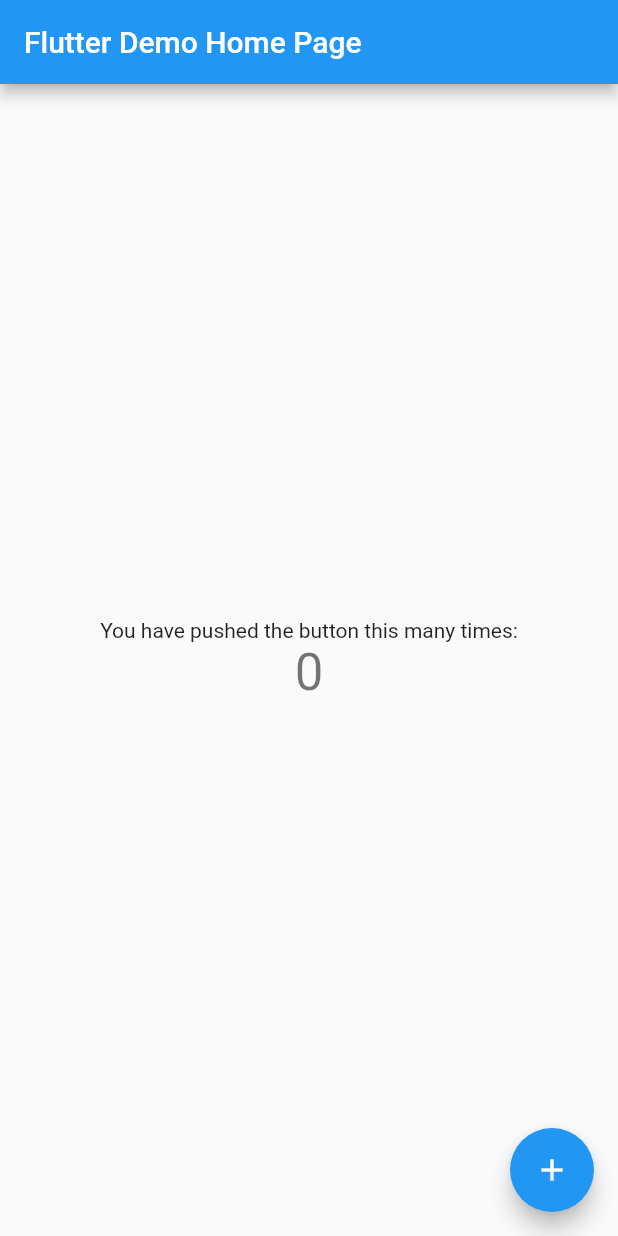
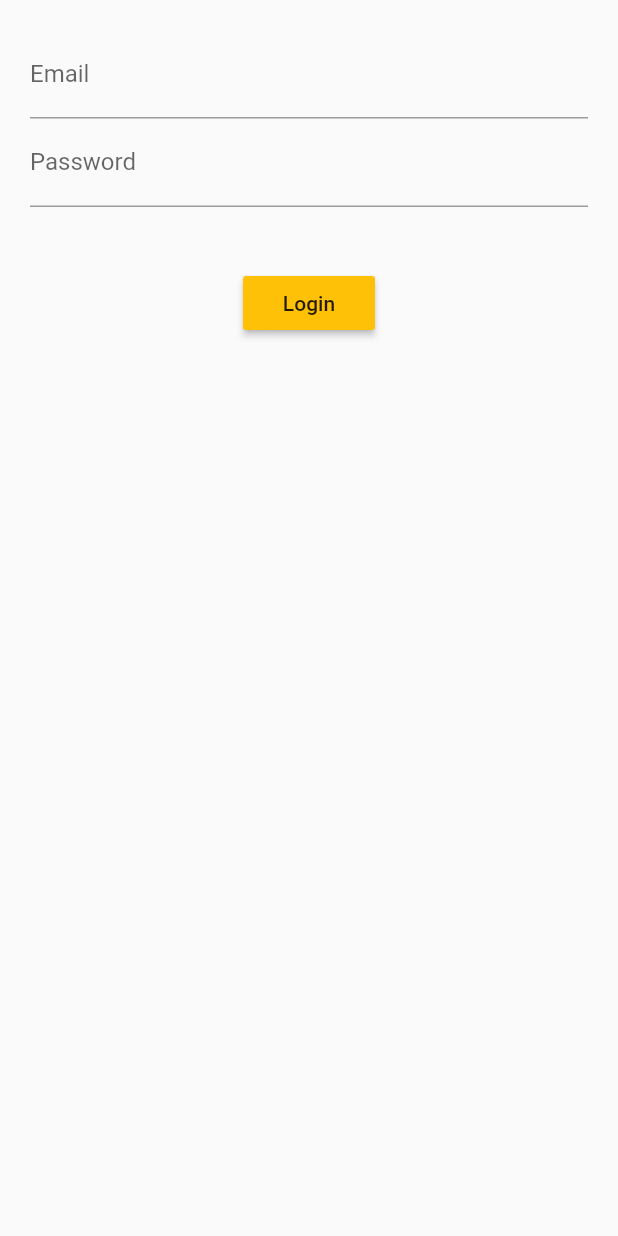
Before and after one commit to jindalAnuj/login_bloc_flutter, a Flutter app: the screen it shows after launch, on a phone screen of 412 x 824 dp. Run offline on Flutter 3.47's test engine with Material 2 defaults, Android fonts, the phone set to English and light mode, and no system bars.

Commit message:
add basic ui before bloc

```diff
--- /dev/null
+++ b/lib/app.dart
@@ -0,0 +1,16 @@
+import 'package:flutter/material.dart';
+import 'package:login_bloc/login_screen.dart';
+
+class App extends StatelessWidget
+{
+  @override
+  Widget build(BuildContext context) {
+    return MaterialApp(
+      title: 'Log Me',
+      home: Scaffold(
+        body: LoginScreen(),
+      ),
+    );
+  }
+
+}
--- /dev/null
+++ b/lib/login_screen.dart
@@ -0,0 +1,46 @@
+import 'package:flutter/material.dart';
+
+class LoginScreen extends StatelessWidget {
+  @override
+  Widget build(BuildContext context) {
+    // TODO: implement build
+    return Container(
+      margin: EdgeInsets.all(20.0),
+      child: Column(
+        children: <Widget>[
+          emailField(),
+          passwordField(),
+          Container(margin: EdgeInsets.all(20.0),),
+          submitButton(),
+        ],
+      ),
+    );
+  }
+
+  Widget emailField() {
+    return TextField(
+      keyboardType: TextInputType.emailAddress,
+      decoration:
+          InputDecoration(labelText: 'Email', hintText: 'you@emample.com'),
+    );
+  }
+
+  Widget passwordField() {
+    return TextField(
+      obscureText: true,
+      decoration: InputDecoration(
+        labelText: 'Password',
+        hintText: 'Enter more then 4 digit',
+      ),
+    );
+  }
+
+  Widget submitButton()
+  {
+    return RaisedButton(
+      child: Text('Login'),
+      color: Colors.amber,
+      onPressed: (){},
+    );
+  }
+}
--- a/lib/main.dart
+++ b/lib/main.dart
@@ -1,111 +1,6 @@
 import 'package:flutter/material.dart';
+import 'package:login_bloc/app.dart';
 
-void main() => runApp(MyApp());
-
-class MyApp extends StatelessWidget {
-  // This widget is the root of your application.
-  @override
-  Widget build(BuildContext context) {
-    return MaterialApp(
-      title: 'Flutter Demo',
-      theme: ThemeData(
-        // This is the theme of your application.
-        //
-        // Try running your application with "flutter run". You'll see the
-        // application has a blue toolbar. Then, without quitting the app, try
-        // changing the primarySwatch below to Colors.green and then invoke
-        // "hot reload" (press "r" in the console where you ran "flutter run",
-        // or simply save your changes to "hot reload" in a Flutter IDE).
-        // Notice that the counter didn't reset back to zero; the application
-        // is not restarted.
-        primarySwatch: Colors.blue,
-      ),
-      home: MyHomePage(title: 'Flutter Demo Home Page'),
-    );
-  }
+void main() {
+  runApp(App());
 }
-
-class MyHomePage extends StatefulWidget {
-  MyHomePage({Key key, this.title}) : super(key: key);
-
-  // This widget is the home page of your application. It is stateful, meaning
-  // that it has a State object (defined below) that contains fields that affect
-  // how it looks.
-
-  // This class is the configuration for the state. It holds the values (in this
-  // case the title) provided by the parent (in this case the App widget) and
-  // used by the build method of the State. Fields in a Widget subclass are
-  // always marked "final".
-
-  final String title;
-
-  @override
-  _MyHomePageState createState() => _MyHomePageState();
-}
-
-class _MyHomePageState extends State<MyHomePage> {
-  int _counter = 0;
-
-  void _incrementCounter() {
-    setState(() {
-      // This call to setState tells the Flutter framework that something has
-      // changed in this State, which causes it to rerun the build method below
-      // so that the display can reflect the updated values. If we changed
-      // _counter without calling setState(), then the build method would not be
-      // called again, and so nothing would appear to happen.
-      _counter++;
-    });
-  }
-
-  @override
-  Widget build(BuildContext context) {
-    // This method is rerun every time setState is called, for instance as done
-    // by the _incrementCounter method above.
-    //
-    // The Flutter framework has been optimized to make rerunning build methods
-    // fast, so that you can just rebuild anything that needs updating rather
-    // than having to individually change instances of widgets.
-    return Scaffold(
-      appBar: AppBar(
-        // Here we take the value from the MyHomePage object that was created by
-        // the App.build method, and use it to set our appbar title.
-        title: Text(widget.title),
-      ),
-      body: Center(
-        // Center is a layout widget. It takes a single child and positions it
-        // in the middle of the parent.
-        child: Column(
-          // Column is also layout widget. It takes a list of children and
-          // arranges them vertically. By default, it sizes itself to fit its
-          // children horizontally, and tries to be as tall as its parent.
-          //
-          // Invoke "debug painting" (press "p" in the console, choose the
-          // "Toggle Debug Paint" action from the Flutter Inspector in Android
-          // Studio, or the "Toggle Debug Paint" command in Visual Studio Code)
-          // to see the wireframe for each widget.
-          //
-          // Column has various properties to control how it sizes itself and
-          // how it positions its children. Here we use mainAxisAlignment to
-          // center the children vertically; the main axis here is the vertical
-          // axis because Columns are vertical (the cross axis would be
-          // horizontal).
-          mainAxisAlignment: MainAxisAlignment.center,
-          children: <Widget>[
-            Text(
-              'You have pushed the button this many times:',
-            ),
-            Text(
-              '$_counter',
-              style: Theme.of(context).textTheme.display1,
-            ),
-          ],
-        ),
-      ),
-      floatingActionButton: FloatingActionButton(
-        onPressed: _incrementCounter,
-        tooltip: 'Increment',
-        child: Icon(Icons.add),
-      ), // This trailing comma makes auto-formatting nicer for build methods.
-    );
-  }
-}
```
Also changed, not shown: 1 other file.
